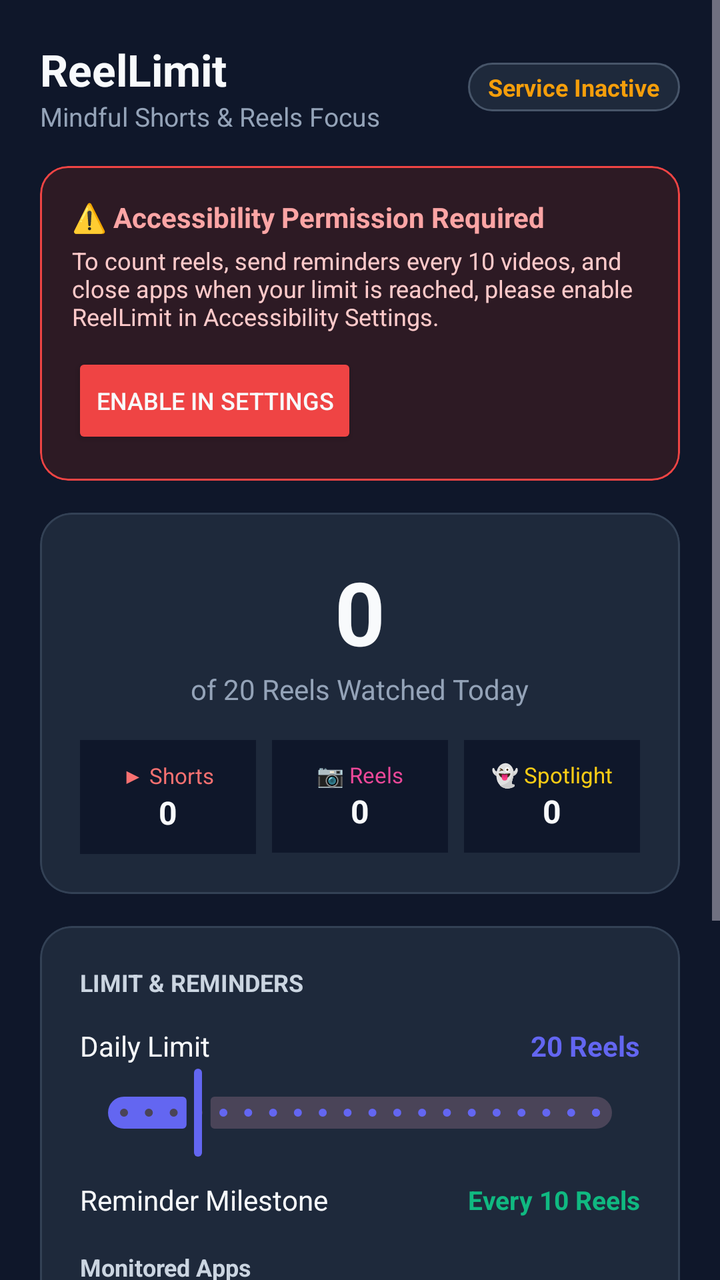
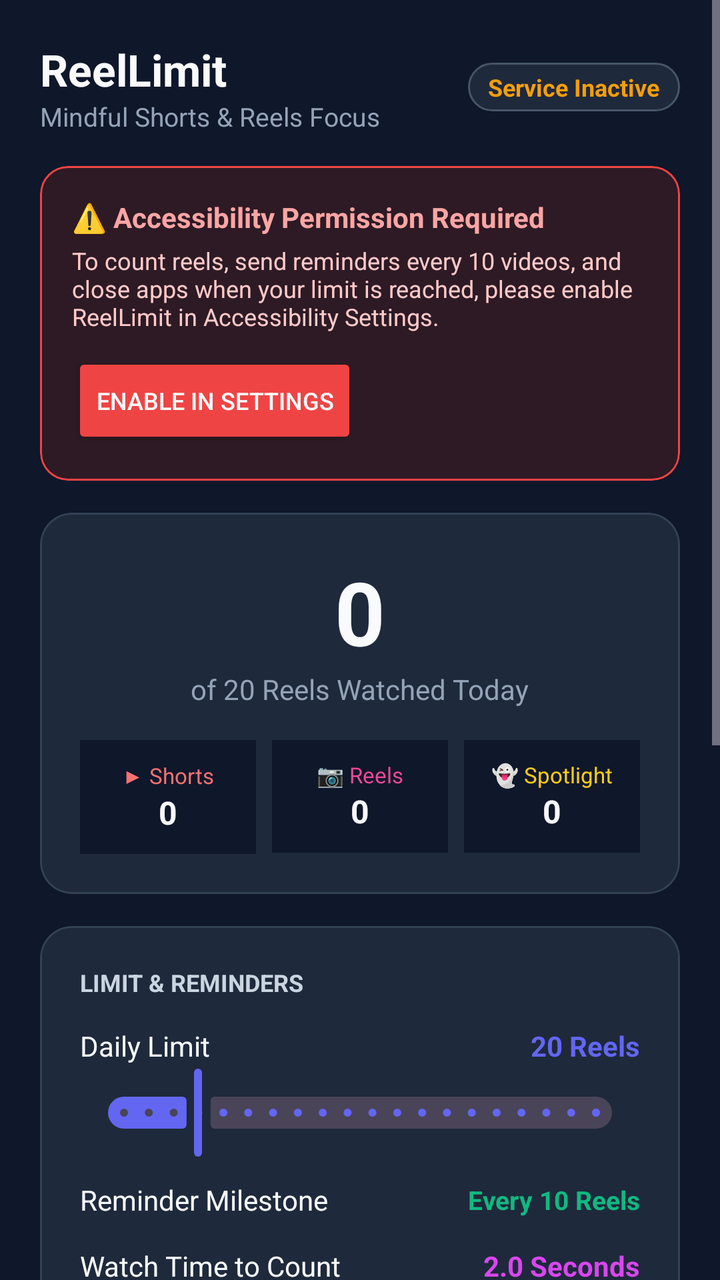

Compare the two renders of this Android layout. The source of the first and the diff that turns it into the second are given below.
<!-- AndroidManifest.xml: application theme Theme.ReelLimit -->
<!-- res/layout/activity_main.xml -->
<?xml version="1.0" encoding="utf-8"?>
<ScrollView xmlns:android="http://schemas.android.com/apk/res/android"
    xmlns:app="http://schemas.android.com/apk/res-auto"
    android:layout_width="match_parent"
    android:layout_height="match_parent"
    android:background="@color/bg_dark"
    android:fillViewport="true">

    <LinearLayout
        android:layout_width="match_parent"
        android:layout_height="wrap_content"
        android:orientation="vertical"
        android:padding="20dp">

        
        <LinearLayout
            android:layout_width="match_parent"
            android:layout_height="wrap_content"
            android:gravity="center_vertical"
            android:orientation="horizontal">

            <LinearLayout
                android:layout_width="0dp"
                android:layout_height="wrap_content"
                android:layout_weight="1"
                android:orientation="vertical">

                <TextView
                    android:layout_width="wrap_content"
                    android:layout_height="wrap_content"
                    android:text="ReelLimit"
                    android:textColor="@color/text_white"
                    android:textSize="22sp"
                    android:textStyle="bold" />

                <TextView
                    android:layout_width="wrap_content"
                    android:layout_height="wrap_content"
                    android:text="Mindful Shorts &amp; Reels Focus"
                    android:textColor="@color/text_muted"
                    android:textSize="13sp" />
            </LinearLayout>

            <TextView
                android:id="@+id/tvServiceStatus"
                android:layout_width="wrap_content"
                android:layout_height="wrap_content"
                android:background="@drawable/badge_bg"
                android:paddingHorizontal="10dp"
                android:paddingVertical="4dp"
                android:text="Service Inactive"
                android:textColor="@color/warning"
                android:textSize="12sp"
                android:textStyle="bold" />
        </LinearLayout>

        
        <com.google.android.material.card.MaterialCardView
            android:id="@+id/cardPermissionWarning"
            android:layout_width="match_parent"
            android:layout_height="wrap_content"
            android:layout_marginTop="16dp"
            app:cardBackgroundColor="#2D1A24"
            app:cardCornerRadius="14dp"
            app:strokeColor="@color/danger"
            app:strokeWidth="1dp">

            <LinearLayout
                android:layout_width="match_parent"
                android:layout_height="wrap_content"
                android:orientation="vertical"
                android:padding="16dp">

                <TextView
                    android:layout_width="wrap_content"
                    android:layout_height="wrap_content"
                    android:text="⚠️ Accessibility Permission Required"
                    android:textColor="#FCA5A5"
                    android:textSize="14sp"
                    android:textStyle="bold" />

                <TextView
                    android:layout_width="wrap_content"
                    android:layout_height="wrap_content"
                    android:layout_marginTop="4dp"
                    android:text="To count reels, send reminders every 10 videos, and close apps when your limit is reached, please enable ReelLimit in Accessibility Settings."
                    android:textColor="#FECACA"
                    android:textSize="12sp" />

                <Button
                    android:id="@+id/btnEnableAccessibility"
                    android:layout_width="wrap_content"
                    android:layout_height="wrap_content"
                    android:layout_marginTop="10dp"
                    android:backgroundTint="@color/danger"
                    android:text="Enable in Settings"
                    android:textColor="@color/text_white"
                    android:textSize="12sp" />
            </LinearLayout>
        </com.google.android.material.card.MaterialCardView>

        
        <com.google.android.material.card.MaterialCardView
            android:layout_width="match_parent"
            android:layout_height="wrap_content"
            android:layout_marginTop="16dp"
            app:cardBackgroundColor="@color/card_dark"
            app:cardCornerRadius="16dp"
            app:strokeColor="#334155"
            app:strokeWidth="1dp">

            <LinearLayout
                android:layout_width="match_parent"
                android:layout_height="wrap_content"
                android:gravity="center"
                android:orientation="vertical"
                android:padding="20dp">

                <TextView
                    android:id="@+id/tvTotalWatched"
                    android:layout_width="wrap_content"
                    android:layout_height="wrap_content"
                    android:text="0"
                    android:textColor="@color/text_white"
                    android:textSize="44sp"
                    android:textStyle="bold" />

                <TextView
                    android:id="@+id/tvLimitCaption"
                    android:layout_width="wrap_content"
                    android:layout_height="wrap_content"
                    android:text="of 20 Reels Watched Today"
                    android:textColor="@color/text_muted"
                    android:textSize="14sp" />

                
                <LinearLayout
                    android:layout_width="match_parent"
                    android:layout_height="wrap_content"
                    android:layout_marginTop="16dp"
                    android:orientation="horizontal">

                    <LinearLayout
                        android:layout_width="0dp"
                        android:layout_height="wrap_content"
                        android:layout_weight="1"
                        android:background="#0F172A"
                        android:gravity="center"
                        android:orientation="vertical"
                        android:padding="10dp">

                        <TextView
                            android:layout_width="wrap_content"
                            android:layout_height="wrap_content"
                            android:text="▶ Shorts"
                            android:textColor="#F87171"
                            android:textSize="11sp" />

                        <TextView
                            android:id="@+id/tvCountYoutube"
                            android:layout_width="wrap_content"
                            android:layout_height="wrap_content"
                            android:text="0"
                            android:textColor="@color/text_white"
                            android:textSize="16sp"
                            android:textStyle="bold" />
                    </LinearLayout>

                    <Space
                        android:layout_width="8dp"
                        android:layout_height="wrap_content" />

                    <LinearLayout
                        android:layout_width="0dp"
                        android:layout_height="wrap_content"
                        android:layout_weight="1"
                        android:background="#0F172A"
                        android:gravity="center"
                        android:orientation="vertical"
                        android:padding="10dp">

                        <TextView
                            android:layout_width="wrap_content"
                            android:layout_height="wrap_content"
                            android:text="📷 Reels"
                            android:textColor="#EC4899"
                            android:textSize="11sp" />

                        <TextView
                            android:id="@+id/tvCountInstagram"
                            android:layout_width="wrap_content"
                            android:layout_height="wrap_content"
                            android:text="0"
                            android:textColor="@color/text_white"
                            android:textSize="16sp"
                            android:textStyle="bold" />
                    </LinearLayout>

                    <Space
                        android:layout_width="8dp"
                        android:layout_height="wrap_content" />

                    <LinearLayout
                        android:layout_width="0dp"
                        android:layout_height="wrap_content"
                        android:layout_weight="1"
                        android:background="#0F172A"
                        android:gravity="center"
                        android:orientation="vertical"
                        android:padding="10dp">

                        <TextView
                            android:layout_width="wrap_content"
                            android:layout_height="wrap_content"
                            android:text="👻 Spotlight"
                            android:textColor="#FACC15"
                            android:textSize="11sp" />

                        <TextView
                            android:id="@+id/tvCountSnapchat"
                            android:layout_width="wrap_content"
                            android:layout_height="wrap_content"
                            android:text="0"
                            android:textColor="@color/text_white"
                            android:textSize="16sp"
                            android:textStyle="bold" />
                    </LinearLayout>
                </LinearLayout>

            </LinearLayout>
        </com.google.android.material.card.MaterialCardView>

        
        <com.google.android.material.card.MaterialCardView
            android:layout_width="match_parent"
            android:layout_height="wrap_content"
            android:layout_marginTop="16dp"
            app:cardBackgroundColor="@color/card_dark"
            app:cardCornerRadius="16dp"
            app:strokeColor="#334155"
            app:strokeWidth="1dp">

            <LinearLayout
                android:layout_width="match_parent"
                android:layout_height="wrap_content"
                android:orientation="vertical"
                android:padding="20dp">

                <TextView
                    android:layout_width="wrap_content"
                    android:layout_height="wrap_content"
                    android:text="LIMIT &amp; REMINDERS"
                    android:textColor="#CBD5E1"
                    android:textSize="12sp"
                    android:textStyle="bold" />

                
                <LinearLayout
                    android:layout_width="match_parent"
                    android:layout_height="wrap_content"
                    android:layout_marginTop="14dp"
                    android:gravity="center_vertical">

                    <TextView
                        android:layout_width="0dp"
                        android:layout_height="wrap_content"
                        android:layout_weight="1"
                        android:text="Daily Limit"
                        android:textColor="@color/text_white"
                        android:textSize="14sp" />

                    <TextView
                        android:id="@+id/tvDailyLimitValue"
                        android:layout_width="wrap_content"
                        android:layout_height="wrap_content"
                        android:text="20 Reels"
                        android:textColor="@color/primary"
                        android:textSize="14sp"
                        android:textStyle="bold" />
                </LinearLayout>

                <com.google.android.material.slider.Slider
                    android:id="@+id/sliderDailyLimit"
                    android:layout_width="match_parent"
                    android:layout_height="wrap_content"
                    android:stepSize="5"
                    android:value="20"
                    android:valueFrom="5"
                    android:valueTo="100" />

                
                <LinearLayout
                    android:layout_width="match_parent"
                    android:layout_height="wrap_content"
                    android:layout_marginTop="10dp"
                    android:gravity="center_vertical">

                    <TextView
                        android:layout_width="0dp"
                        android:layout_height="wrap_content"
                        android:layout_weight="1"
                        android:text="Reminder Milestone"
                        android:textColor="@color/text_white"
                        android:textSize="14sp" />

                    <TextView
                        android:layout_width="wrap_content"
                        android:layout_height="wrap_content"
                        android:text="Every 10 Reels"
                        android:textColor="#10B981"
                        android:textSize="13sp"
                        android:textStyle="bold" />
                </LinearLayout>

                
                <TextView
                    android:layout_width="wrap_content"
                    android:layout_height="wrap_content"
                    android:layout_marginTop="16dp"
                    android:text="Monitored Apps"
                    android:textColor="#CBD5E1"
                    android:textSize="12sp"
                    android:textStyle="bold" />

                <com.google.android.material.switchmaterial.SwitchMaterial
                    android:id="@+id/switchYoutube"
                    android:layout_width="match_parent"
                    android:layout_height="wrap_content"
                    android:checked="true"
                    android:text="YouTube Shorts"
                    android:textColor="@color/text_white" />

                <com.google.android.material.switchmaterial.SwitchMaterial
                    android:id="@+id/switchInstagram"
                    android:layout_width="match_parent"
                    android:layout_height="wrap_content"
                    android:checked="true"
                    android:text="Instagram Reels"
                    android:textColor="@color/text_white" />

                <com.google.android.material.switchmaterial.SwitchMaterial
                    android:id="@+id/switchSnapchat"
                    android:layout_width="match_parent"
                    android:layout_height="wrap_content"
                    android:checked="true"
                    android:text="Snapchat Spotlight"
                    android:textColor="@color/text_white" />

            </LinearLayout>
        </com.google.android.material.card.MaterialCardView>

        
        <LinearLayout
            android:layout_width="match_parent"
            android:layout_height="wrap_content"
            android:layout_marginTop="16dp"
            android:orientation="horizontal">

            <Button
                android:id="@+id/btnResetToday"
                android:layout_width="0dp"
                android:layout_height="wrap_content"
                android:layout_weight="1"
                android:backgroundTint="#334155"
                android:text="Reset Today"
                android:textColor="@color/text_white" />

            <Space
                android:layout_width="10dp"
                android:layout_height="wrap_content" />

            <Button
                android:id="@+id/btnTestReminder"
                android:layout_width="0dp"
                android:layout_height="wrap_content"
                android:layout_weight="1"
                android:backgroundTint="@color/primary"
                android:text="Test Reminder"
                android:textColor="@color/text_white" />
        </LinearLayout>

    </LinearLayout>
</ScrollView>
<!-- resources referenced by this layout -->
<resources>
  <color name="bg_dark">#0F172A</color>
  <color name="card_dark">#1E293B</color>
  <color name="danger">#EF4444</color>
  <color name="primary">#6366F1</color>
  <color name="text_muted">#94A3B8</color>
  <color name="text_white">#F8FAFC</color>
  <color name="warning">#F59E0B</color>
  <!-- drawable badge_bg (drawable) -->
  <?xml version="1.0" encoding="utf-8"?>
  <shape xmlns:android="http://schemas.android.com/apk/res/android"
      android:shape="rectangle">
      <corners android:radius="999dp" />
      <solid android:color="#1E293B" />
      <stroke
          android:width="1dp"
          android:color="#475569" />
  </shape>
  <style name="Theme.ReelLimit" parent="Theme.Material3.Dark.NoActionBar">
          <item name="colorPrimary">@color/primary</item>
          <item name="android:statusBarColor">@color/bg_dark</item>
          <item name="android:windowBackground">@color/bg_dark</item>
      </style>
</resources>

<!-- the commit's change to res/layout/activity_main.xml (unified diff, before → after) -->
@@ -313,6 +313,40 @@
                 </LinearLayout>
 
                 
+                <LinearLayout
+                    android:layout_width="match_parent"
+                    android:layout_height="wrap_content"
+                    android:layout_marginTop="14dp"
+                    android:gravity="center_vertical">
+
+                    <TextView
+                        android:layout_width="0dp"
+                        android:layout_height="wrap_content"
+                        android:layout_weight="1"
+                        android:text="Watch Time to Count"
+                        android:textColor="@color/text_white"
+                        android:textSize="14sp" />
+
+                    <TextView
+                        android:id="@+id/tvWatchThresholdValue"
+                        android:layout_width="wrap_content"
+                        android:layout_height="wrap_content"
+                        android:text="2.0 Seconds"
+                        android:textColor="@color/accent"
+                        android:textSize="14sp"
+                        android:textStyle="bold" />
+                </LinearLayout>
+
+                <com.google.android.material.slider.Slider
+                    android:id="@+id/sliderWatchThreshold"
+                    android:layout_width="match_parent"
+                    android:layout_height="wrap_content"
+                    android:stepSize="0.5"
+                    android:value="2.0"
+                    android:valueFrom="1.0"
+                    android:valueTo="5.0" />
+
+                
                 <TextView
                     android:layout_width="wrap_content"
                     android:layout_height="wrap_content"
@@ -344,6 +378,32 @@
                     android:layout_height="wrap_content"
                     android:checked="true"
                     android:text="Snapchat Spotlight"
+                    android:textColor="@color/text_white" />
+
+                
+                <TextView
+                    android:layout_width="wrap_content"
+                    android:layout_height="wrap_content"
+                    android:layout_marginTop="16dp"
+                    android:text="ACCURACY &amp; FEEDBACK"
+                    android:textColor="#CBD5E1"
+                    android:textSize="12sp"
+                    android:textStyle="bold" />
+
+                <com.google.android.material.switchmaterial.SwitchMaterial
+                    android:id="@+id/switchFloatingOverlay"
+                    android:layout_width="match_parent"
+                    android:layout_height="wrap_content"
+                    android:checked="true"
+                    android:text="Floating Screen Indicator"
+                    android:textColor="@color/text_white" />
+
+                <com.google.android.material.switchmaterial.SwitchMaterial
+                    android:id="@+id/switchHapticTick"
+                    android:layout_width="match_parent"
+                    android:layout_height="wrap_content"
+                    android:checked="true"
+                    android:text="Haptic Tick on Count"
                     android:textColor="@color/text_white" />
 
             </LinearLayout>
<!-- resource entries referenced after the edit -->
@@ -1,5 +1,6 @@
 <!-- resources referenced by this layout -->
 <resources>
+  <color name="accent">#D946EF</color>
   <color name="bg_dark">#0F172A</color>
   <color name="card_dark">#1E293B</color>
   <color name="danger">#EF4444</color>
